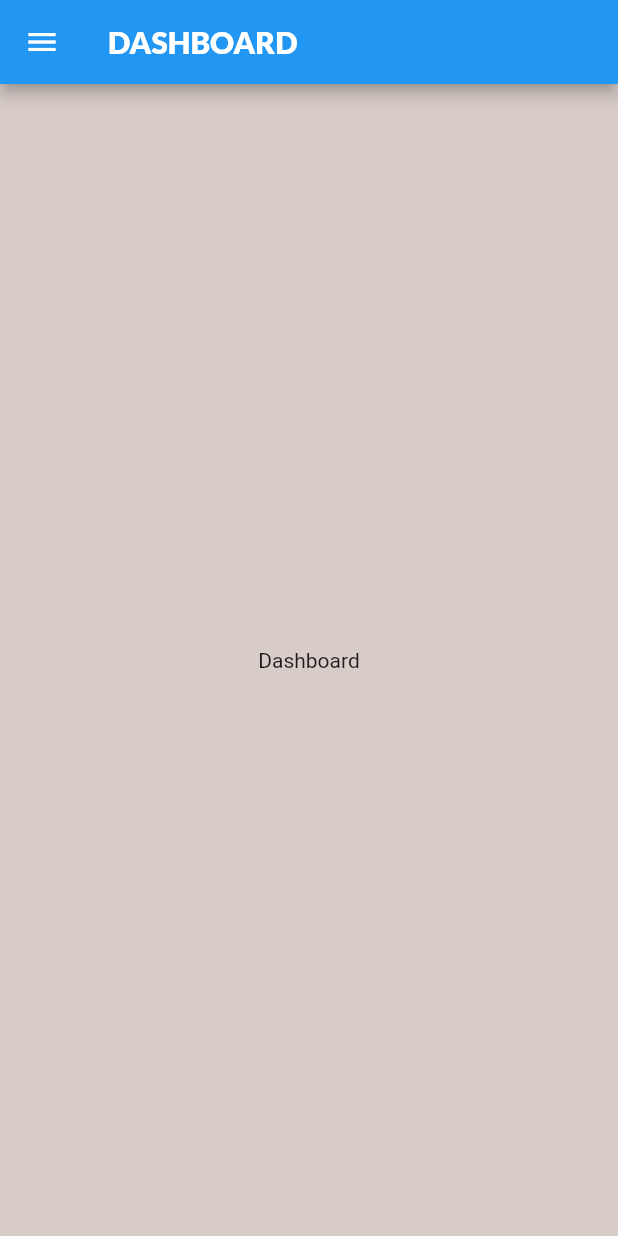
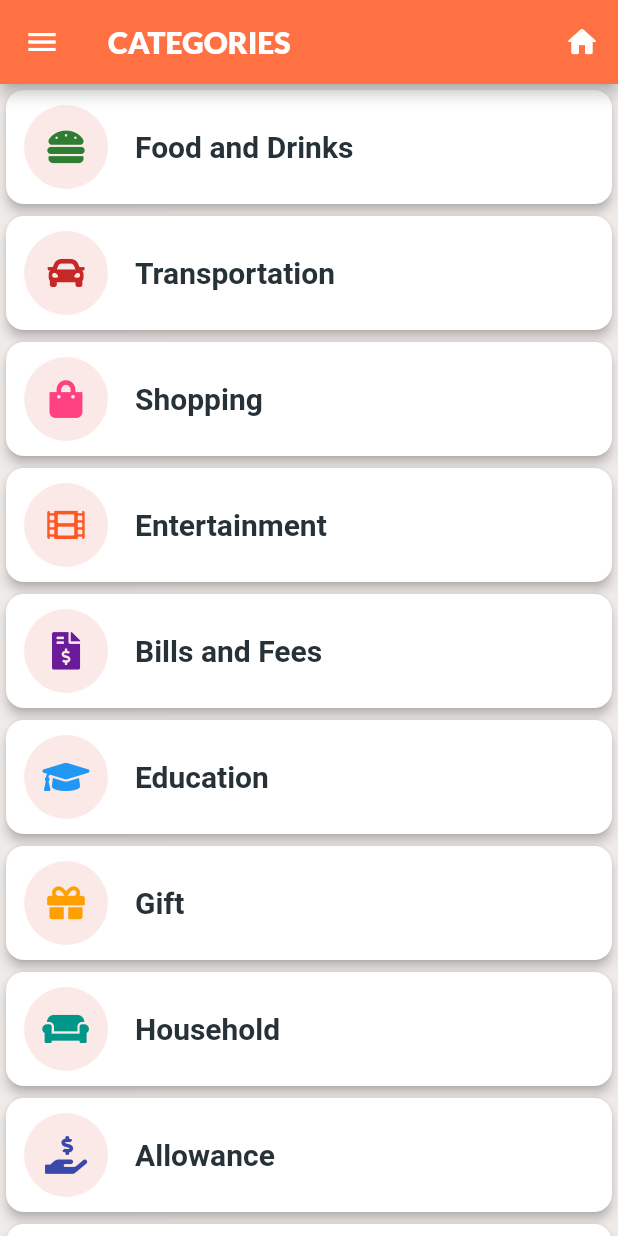
Before and after one commit to rooflikespiggy/Canny, a Flutter app: the DashboardScreen screen opened directly, in the side drawer, after a tap on "View Categories", on a phone screen of 412 x 824 dp. Run offline on Flutter 3.47's test engine with Material 2 defaults, Android fonts, the phone set to English and light mode, and no system bars; our stand-ins replace cloud_firestore, email_validator, firebase_auth, firebase_core, flutter_spinkit, font_awesome_flutter and 1 more; accounts and stored records are empty.

Commit message:
added categories ui

```diff
--- a/lib/Screens/Dashboard/dashboard_screen.dart
+++ b/lib/Screens/Dashboard/dashboard_screen.dart
@@ -1,5 +1,6 @@
 import 'package:Canny/Screens/Sidebar/sidebar_menu.dart';
 import 'package:flutter/material.dart';
+import 'package:Canny/Shared/colors.dart';
 
 class DashboardScreen extends StatefulWidget {
   static final String id = 'dashboard_screen';
@@ -14,6 +15,7 @@ class _DashboardScreenState extends State<DashboardScreen> {
   Widget build(BuildContext context) {
     return Scaffold(
       appBar: AppBar(
+        backgroundColor: kDeepOrangePrimary,
         title: Text(
           "DASHBOARD",
           style: TextStyle(fontFamily: 'Lato'),
--- a/lib/Screens/Forum/forum_detail_screen.dart
+++ b/lib/Screens/Forum/forum_detail_screen.dart
@@ -32,6 +32,7 @@ class _ForumDetailScreenState extends State<ForumDetailScreen> {
     return Scaffold(
       backgroundColor: kBackgroundColour,
       appBar: AppBar(
+        backgroundColor: kDeepOrangePrimary,
         elevation: 0.0,
         leading: IconButton(
           icon: Icon(Icons.arrow_back),
--- a/lib/Screens/Receipt/receipt_screen.dart
+++ b/lib/Screens/Receipt/receipt_screen.dart
@@ -1,5 +1,6 @@
 import 'package:Canny/Screens/Sidebar/sidebar_menu.dart';
 import 'package:flutter/material.dart';
+import 'package:Canny/Shared/colors.dart';
 
 class ReceiptScreen extends StatefulWidget {
   static final String id = 'receipt_screen';
@@ -14,6 +15,7 @@ class _ReceiptScreenState extends State<ReceiptScreen> {
   Widget build(BuildContext context) {
     return Scaffold(
       appBar: AppBar(
+        backgroundColor: kDeepOrangePrimary,
         title: Text(
           "LEADERBOARD",
           style: TextStyle(fontFamily: 'Lato'),
--- /dev/null
+++ b/lib/Screens/Sidebar/category_screen.dart
@@ -0,0 +1,98 @@
+import 'package:Canny/Screens/Home/homepage_screen.dart';
+import 'package:Canny/Screens/Sidebar/sidebar_menu.dart';
+import 'package:Canny/Shared/category-tiles.dart';
+import 'package:Canny/Shared/colors.dart';
+import 'package:flutter/material.dart';
+import 'package:font_awesome_flutter/font_awesome_flutter.dart';
+
+class CategoryScreen extends StatelessWidget {
+  const CategoryScreen({Key key}) : super(key: key);
+
+  @override
+  Widget build(BuildContext context) {
+    return Scaffold(
+      backgroundColor: kBackgroundColour,
+      drawer: SideBarMenu(),
+      appBar: AppBar(
+        backgroundColor: kDeepOrangePrimary,
+        title: Text(
+          "CATEGORIES",
+          style: TextStyle(fontFamily: 'Lato'),
+        ),
+        actions: <Widget> [
+          IconButton(
+            icon: Icon(Icons.home_rounded),
+            onPressed: () {
+              Navigator.push(context,
+                  MaterialPageRoute(builder: (context) => HomePageScreen()));
+            },
+          )
+        ],
+      ),
+      body: ListView(
+        children: <Widget>[
+          CategoryTile(
+            categoryName: "Food and Drinks",
+            categoryColor: Colors.green[800],
+            categoryIcon: FaIcon(FontAwesomeIcons.hamburger),
+          ),
+          CategoryTile(
+            categoryName: "Transportation",
+            categoryColor: Colors.red[800],
+            categoryIcon: FaIcon(FontAwesomeIcons.car),
+          ),
+          CategoryTile(
+            categoryName: "Shopping",
+            categoryColor: Colors.pinkAccent,
+            categoryIcon: FaIcon(FontAwesomeIcons.shoppingBag),
+          ),
+          CategoryTile(
+            categoryName: "Entertainment",
+            categoryColor: Colors.deepOrange,
+            categoryIcon: FaIcon(FontAwesomeIcons.film),
+          ),
+          CategoryTile(
+            categoryName: "Bills and Fees",
+            categoryColor: Colors.purple[800],
+            categoryIcon: FaIcon(FontAwesomeIcons.fileInvoiceDollar),
+          ),
+          CategoryTile(
+            categoryName: "Education",
+            categoryColor: Colors.blue,
+            categoryIcon: FaIcon(FontAwesomeIcons.graduationCap),
+          ),
+          CategoryTile(
+            categoryName: "Gift",
+            categoryColor: Colors.amber[700],
+            categoryIcon: FaIcon(FontAwesomeIcons.gift),
+          ),
+          CategoryTile(
+            categoryName: "Household",
+            categoryColor: Colors.teal,
+            categoryIcon: FaIcon(FontAwesomeIcons.couch),
+          ),
+          CategoryTile(
+            categoryName: "Allowance",
+            categoryColor: Colors.indigo[600],
+            categoryIcon: FaIcon(FontAwesomeIcons.handHoldingUsd),
+          ),
+          CategoryTile(
+            categoryName: "Salary",
+            categoryColor: Colors.pink[900],
+            categoryIcon: FaIcon(FontAwesomeIcons.moneyBillWave),
+          ),
+          CategoryTile(
+            categoryName: "Loan",
+            categoryColor: Colors.orange,
+            categoryIcon: FaIcon(FontAwesomeIcons.landmark),
+          ),
+          CategoryTile(
+            categoryName: "Other",
+            categoryColor: Colors.grey[800],
+            categoryIcon: FaIcon(FontAwesomeIcons.archive),
+          ),
+        ]
+      )
+    );
+  }
+}
--- a/lib/Screens/Sidebar/sidebar_menu.dart
+++ b/lib/Screens/Sidebar/sidebar_menu.dart
@@ -3,6 +3,7 @@ import 'package:firebase_auth/firebase_auth.dart';
 import 'package:flutter/material.dart';
 import 'package:Canny/Shared/colors.dart';
 import 'package:Canny/Screens/wrapper.dart';
+import 'package:Canny/Screens/Sidebar/category_screen.dart';
 
 class SideBarMenu extends StatelessWidget {
   final AuthService _auth = AuthService();
@@ -18,16 +19,24 @@ class SideBarMenu extends StatelessWidget {
           children: <Widget>[
             DrawerHeader(
               decoration: BoxDecoration(
-                color: Colors.white,
+                color: kDeepOrangePrimary,
                 image: DecorationImage(
-                  image: AssetImage('styles/images/logo-3.png'),
+                  image: AssetImage('styles/images/smaller-logo-3.png'),
                   alignment: Alignment.bottomCenter,
                 ),
               ),
-              child: Container(
-                child: Text(email),
-                alignment: Alignment.bottomCenter,
-                height: 40.0,
+              child: Padding(
+                padding: EdgeInsets.only(top: 7.0),
+                child: Container(
+                  child: Text(email,
+                    style: TextStyle(
+                      fontSize: 15,
+                      color: Colors.white,
+                    ),
+                  ),
+                  alignment: Alignment.bottomCenter,
+                  height: 40.0,
+                ),
               ),
             ),
             ListTile(
@@ -35,7 +44,9 @@ class SideBarMenu extends StatelessWidget {
               trailing: Icon(Icons.arrow_right),
               title: Text(
                 'Customise Quick Input',
-                style: TextStyle(fontFamily: 'Lato')
+                style: TextStyle(fontFamily: 'Lato',
+                  fontSize: 15,
+                )
               ),
               onTap: () => {Navigator.pop(context)},
             ),
@@ -45,9 +56,13 @@ class SideBarMenu extends StatelessWidget {
               trailing: Icon(Icons.arrow_right),
               title: Text(
                 'View Categories',
-                style: TextStyle(fontFamily: 'Lato')
+                  style: TextStyle(fontFamily: 'Lato',
+                    fontSize: 15,
+                  )
               ),
-              onTap: () => {Navigator.pop(context)},
+              onTap: () => {Navigator.push(context,
+                MaterialPageRoute(builder: (context) => CategoryScreen()))
+              },
             ),
             Divider(thickness: 1.0),
             // SizedBox(height: 400.0),
@@ -55,7 +70,9 @@ class SideBarMenu extends StatelessWidget {
               leading: Icon(Icons.exit_to_app),
               title: Text(
                 'Logout',
-                style: TextStyle(fontFamily: 'Lato')
+                  style: TextStyle(fontFamily: 'Lato',
+                    fontSize: 15,
+                  )
               ),
               onTap: () async {
                 await _auth.signOut();
--- /dev/null
+++ b/lib/Shared/category-tiles.dart
@@ -0,0 +1,42 @@
+import 'package:flutter/material.dart';
+import 'package:font_awesome_flutter/font_awesome_flutter.dart';
+
+class CategoryTile extends StatelessWidget {
+  String categoryName;
+  Color categoryColor;
+  FaIcon categoryIcon;
+
+  CategoryTile({
+    Key key,
+    this.categoryName,
+    this.categoryColor,
+    this.categoryIcon,
+  }) : super(key: key);
+
+  @override
+  Widget build(BuildContext context) {
+    return Card(
+      elevation: 3,
+      shape: RoundedRectangleBorder(
+          borderRadius: BorderRadius.all(Radius.circular(12.0))),
+      child: ListTile(
+        contentPadding: EdgeInsets.all(10.0),
+        title: Text(
+          categoryName,
+          style: TextStyle(
+            fontSize: 20,
+            fontWeight: FontWeight.bold,
+            color: Colors.blueGrey[900],
+          ),
+        ),
+        leading: CircleAvatar(
+            backgroundColor: Colors.deepOrange[50],
+            radius: 30,
+            child: IconTheme(
+              data: IconThemeData(color: categoryColor, size: 25),
+              child: categoryIcon),
+          )
+      ),
+    );
+  }
+}
--- a/pubspec.yaml
+++ b/pubspec.yaml
@@ -39,7 +39,6 @@ dependencies:
   math_expressions: "^2.1.1"
   intl: ^0.17.0
   like_button: ^2.0.2
-  persistent_bottom_nav_bar: ^4.0.2
 
 
 dev_dependencies:
```
Also changed, not shown: lib/Screens/Forum/add_comment.dart (+20 -3 lines), lib/Screens/Forum/add_discussion.dart (+24 -5 lines), lib/Screens/Forum/comment_detail.dart (+22 -5 lines), lib/Screens/Forum/forum_screen.dart (+6 -3 lines), lib/Screens/Home/homepage_screen.dart (+15 -8 lines), pubspec.lock, styles/images/add-comment-illustration.png (added), styles/images/add-discussion-illustration.png (added), styles/images/smaller-logo-3.png (added).
